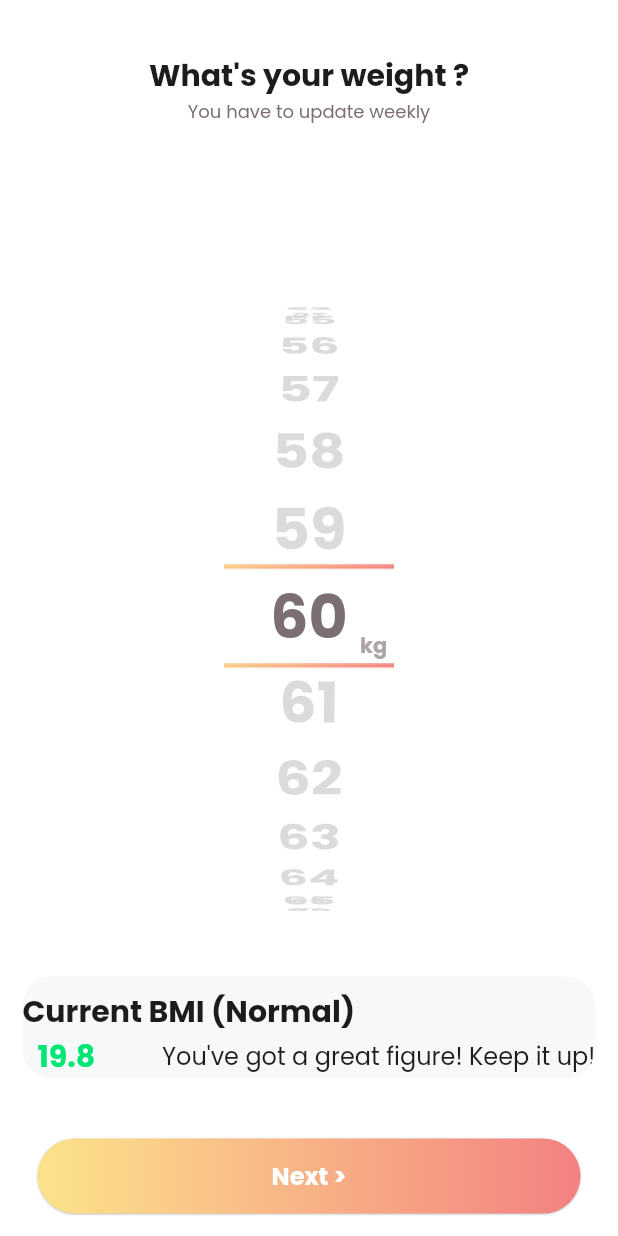
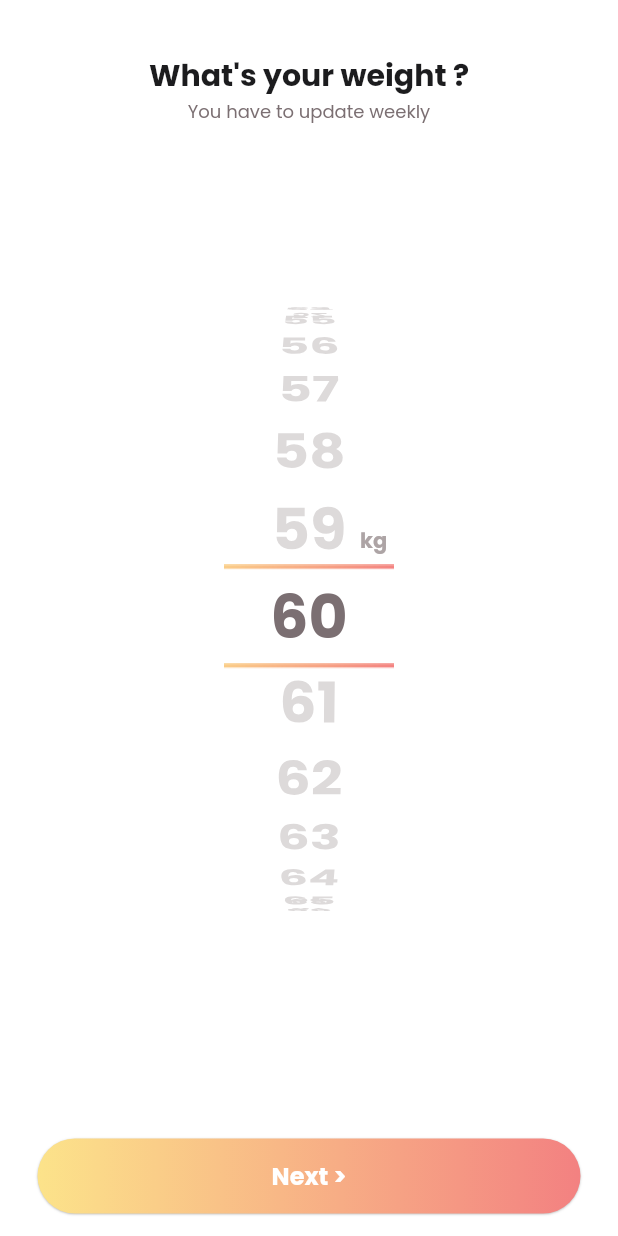
Before and after one commit to teerutt/FitPang, a Flutter app: the HeightView screen opened directly, after a tap on "Next >", on a phone screen of 412 x 824 dp. Run offline on Flutter 3.47's test engine with Material 2 defaults, Android fonts, the phone set to English and light mode, and no system bars; our stand-ins replace carousel_slider.

Commit message:
fix position bug

```diff
--- a/lib/view/complete_profile/current_body.dart
+++ b/lib/view/complete_profile/current_body.dart
@@ -2,7 +2,6 @@ import 'package:fitpang/view/complete_profile/desired_body.dart';
 import 'package:flutter/material.dart';
 import 'package:fitpang/common/color_extension.dart';
 import 'package:fitpang/common_widget/round_button.dart';
-import 'package:carousel_slider/carousel_slider.dart';
 
 class CurrentBody extends StatefulWidget {
   const CurrentBody({super.key});
--- a/lib/view/complete_profile/desired_body.dart
+++ b/lib/view/complete_profile/desired_body.dart
@@ -2,7 +2,6 @@ import 'package:flutter/material.dart';
 import 'package:fitpang/common/color_extension.dart';
 import 'package:fitpang/common_widget/round_button.dart';
 import 'package:fitpang/view/login/welcome_view.dart';
-import 'package:fitpang/common_widget/carousel_silder.dart';
 
 class DesiredBody extends StatefulWidget {
   const DesiredBody({super.key});
--- a/lib/view/complete_profile/height_view.dart
+++ b/lib/view/complete_profile/height_view.dart
@@ -31,13 +31,13 @@ class _HeightViewState extends State<HeightView> {
             ),
             Positioned(
               left: 240,
-              top: 420,
+              top: 350,
               child: Text(
                 "cm",
                 style: TextStyle(
-                  color: TColor.midGray,
-                  fontSize: 14,
-                  fontWeight: FontWeight.w700),
+                    color: TColor.midGray,
+                    fontSize: 14,
+                    fontWeight: FontWeight.w700),
               ),
             ),
             Container(
--- a/lib/view/complete_profile/weight_view.dart
+++ b/lib/view/complete_profile/weight_view.dart
@@ -27,70 +27,70 @@ class _WeightViewState extends State<WeightView> {
               padding: EdgeInsets.only(bottom: 12.0),
               child: WeightScrollWhell(),
             ),
-            Positioned(
-              bottom: 105,
-              left: 15,
-              right: 15,
-              child: ClipRRect(
-                // Wrap the container with ClipRRect
-                borderRadius: BorderRadius.circular(20.0),
-                child: Container(
-                  color:
-                      TColor.lightenGray, // Set your desired background color
-                  // padding: EdgeInsets.all(20),
-                  child: Column(
-                    crossAxisAlignment: CrossAxisAlignment.start,
-                    children: [
-                      SizedBox(
-                        height: media.width * 0.02,
-                      ),
-                      Text(
-                        "Current BMI (Normal)",
-                        style: TextStyle(
-                          color: TColor.black,
-                          fontSize: 20,
-                          fontWeight: FontWeight.w700,
-                        ),
-                        textAlign: TextAlign.center,
-                      ),
-                      Padding(
-                        padding: const EdgeInsets.only(left: 10.0),
-                        child: Row(
-                          mainAxisAlignment: MainAxisAlignment.spaceBetween,
-                          children: [
-                            Text(
-                              "19.8",
-                              style: TextStyle(
-                                color: Colors.greenAccent[400],
-                                fontSize: 20,
-                                fontWeight: FontWeight.w700,
-                              ),
-                            ),
-                            SizedBox(width: 20),
-                            Flexible(
-                                child: Text(
-                              "You've got a great figure! Keep it up!",
-                              style: TextStyle(
-                                color: TColor.black,
-                                fontSize: 16,
-                                fontWeight: FontWeight.w400,
-                              ),
-                            ))
-                          ],
-                        ),
-                      ),
-                    ],
-                  ),
-                ),
-              ),
-            ),
+            // Positioned(
+            //   bottom: 105,
+            //   left: 15,
+            //   right: 15,
+            //   child: ClipRRect(
+            //     // Wrap the container with ClipRRect
+            //     borderRadius: BorderRadius.circular(20.0),
+            //     child: Container(
+            //       color:
+            //           TColor.lightenGray, // Set your desired background color
+            //       // padding: EdgeInsets.all(20),
+            //       child: Column(
+            //         crossAxisAlignment: CrossAxisAlignment.start,
+            //         children: [
+            //           SizedBox(
+            //             height: media.width * 0.02,
+            //           ),
+            //           Text(
+            //             "Current BMI (Normal)",
+            //             style: TextStyle(
+            //               color: TColor.black,
+            //               fontSize: 20,
+            //               fontWeight: FontWeight.w700,
+            //             ),
+            //             textAlign: TextAlign.center,
+            //           ),
+            //           Padding(
+            //             padding: const EdgeInsets.only(left: 10.0),
+            //             child: Row(
+            //               mainAxisAlignment: MainAxisAlignment.spaceBetween,
+            //               children: [
+            //                 Text(
+            //                   "19.8",
+            //                   style: TextStyle(
+            //                     color: Colors.greenAccent[400],
+            //                     fontSize: 20,
+            //                     fontWeight: FontWeight.w700,
+            //                   ),
+            //                 ),
+            //                 SizedBox(width: 20),
+            //                 Flexible(
+            //                     child: Text(
+            //                   "You've got a great figure! Keep it up!",
+            //                   style: TextStyle(
+            //                     color: TColor.black,
+            //                     fontSize: 16,
+            //                     fontWeight: FontWeight.w400,
+            //                   ),
+            //                 ))
+            //               ],
+            //             ),
+            //           ),
+            //         ],
+            //       ),
+            //     ),
+            //   ),
+            // ),
             const Spacer(),
             SizedBox(
               height: media.width * 0.05,
             ),
             Positioned(
               left: 240,
-              top: 420,
+              top: 350,
               child: Text(
                 "kg",
                 style: TextStyle(
--- a/lib/view/complete_profile/what_your_goal_view.dart
+++ b/lib/view/complete_profile/what_your_goal_view.dart
@@ -102,7 +102,7 @@ class _WhatYourGoalViewState extends State<WhatYourGoalView> {
               ),
             ),
             Container(
-              padding: const EdgeInsets.symmetric(horizontal: 25, vertical: 25),
+              padding: EdgeInsets.only(left: 25, right: 25, bottom: 25),
               width: media.width,
               child: Column(
                 children: [
```
